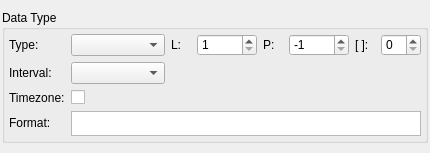
Qt form libpgmodeler_ui/ui/tipopgsqlwidget.ui (pgmodeler/pgmodeler) before a commit.
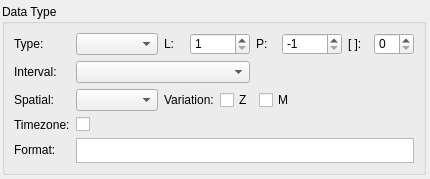
The same form after that commit.

```diff
--- a/libpgmodeler_ui/ui/tipopgsqlwidget.ui
+++ b/libpgmodeler_ui/ui/tipopgsqlwidget.ui
@@ -7,7 +7,7 @@
     <x>0</x>
     <y>0</y>
     <width>430</width>
-    <height>153</height>
+    <height>177</height>
    </rect>
   </property>
   <property name="sizePolicy">
@@ -32,16 +32,25 @@
    <string>Form</string>
   </property>
   <layout class="QGridLayout" name="tipopgsql_grid">
-   <property name="margin">
+   <property name="leftMargin">
     <number>2</number>
    </property>
+   <property name="topMargin">
+    <number>4</number>
+   </property>
+   <property name="rightMargin">
+    <number>4</number>
+   </property>
+   <property name="bottomMargin">
+    <number>4</number>
+   </property>
    <property name="spacing">
     <number>6</number>
    </property>
    <item row="0" column="0">
     <widget class="QGroupBox" name="groupBox">
      <property name="sizePolicy">
-      <sizepolicy hsizetype="Preferred" vsizetype="Fixed">
+      <sizepolicy hsizetype="Preferred" vsizetype="Expanding">
        <horstretch>0</horstretch>
        <verstretch>0</verstretch>
       </sizepolicy>
@@ -56,12 +65,6 @@
       <string>Data Type</string>
      </property>
      <layout class="QGridLayout" name="gridLayout">
-      <property name="margin">
-       <number>4</number>
-      </property>
-      <property name="spacing">
-       <number>6</number>
-      </property>
       <item row="0" column="0">
        <widget class="QLabel" name="tipo_lbl">
         <property name="sizePolicy">
@@ -190,7 +193,7 @@
         </property>
        </widget>
       </item>
-      <item row="0" column="4">
+      <item row="0" column="4" colspan="2">
        <widget class="QLabel" name="precisao_lbl">
         <property name="sizePolicy">
          <sizepolicy hsizetype="Preferred" vsizetype="Fixed">
@@ -226,7 +229,7 @@
         </property>
        </widget>
       </item>
-      <item row="0" column="5">
+      <item row="0" column="6">
        <widget class="QSpinBox" name="precisao_sb">
         <property name="sizePolicy">
          <sizepolicy hsizetype="Preferred" vsizetype="Fixed">
@@ -266,7 +269,7 @@
         </property>
        </widget>
       </item>
-      <item row="0" column="6">
+      <item row="0" column="7">
        <widget class="QLabel" name="dimensao_lbl">
         <property name="sizePolicy">
          <sizepolicy hsizetype="Preferred" vsizetype="Fixed">
@@ -302,7 +305,7 @@
         </property>
        </widget>
       </item>
-      <item row="0" column="7">
+      <item row="0" column="8">
        <widget class="QSpinBox" name="dimensao_sb">
         <property name="sizePolicy">
          <sizepolicy hsizetype="Fixed" vsizetype="Fixed">
@@ -372,29 +375,75 @@
         </property>
        </widget>
       </item>
-      <item row="1" column="1">
-       <widget class="QComboBox" name="tipo_interv_cmb">
+      <item row="2" column="0">
+       <widget class="QLabel" name="tipo_esp_lbl">
         <property name="enabled">
          <bool>true</bool>
         </property>
         <property name="sizePolicy">
-         <sizepolicy hsizetype="Preferred" vsizetype="Fixed">
+         <sizepolicy hsizetype="Fixed" vsizetype="Fixed">
           <horstretch>0</horstretch>
           <verstretch>0</verstretch>
          </sizepolicy>
         </property>
         <property name="minimumSize">
          <size>
-          <width>0</width>
+          <width>55</width>
           <height>0</height>
          </size>
         </property>
+        <property name="maximumSize">
+         <size>
+          <width>55</width>
+          <height>16777215</height>
+         </size>
+        </property>
+        <property name="font">
+         <font>
+          <italic>false</italic>
+         </font>
+        </property>
         <property name="styleSheet">
          <string notr="true">font-weight: normal;</string>
         </property>
+        <property name="text">
+         <string>Spatial:</string>
+        </property>
        </widget>
       </item>
       <item row="3" column="0">
+       <widget class="QLabel" name="timezone_lbl">
+        <property name="styleSheet">
+         <string notr="true">font-weight: normal;</string>
+        </property>
+        <property name="text">
+         <string>Timezone:</string>
+        </property>
+       </widget>
+      </item>
+      <item row="3" column="1">
+       <widget class="QCheckBox" name="timezone_chk">
+        <property name="enabled">
+         <bool>true</bool>
+        </property>
+        <property name="sizePolicy">
+         <sizepolicy hsizetype="Fixed" vsizetype="Fixed">
+          <horstretch>0</horstretch>
+          <verstretch>0</verstretch>
+         </sizepolicy>
+        </property>
+        <property name="layoutDirection">
+         <enum>Qt::LeftToRight</enum>
+        </property>
+        <property name="styleSheet">
+         <string notr="true">font-weight: normal;</string>
+        </property>
+        <property name="text">
+         <string/>
+        </property>
+       </widget>
+      </item>
+      <item row="4" column="0">
        <widget class="QLabel" name="formato_lbl">
         <property name="sizePolicy">
          <sizepolicy hsizetype="Preferred" vsizetype="Fixed">
@@ -422,7 +471,7 @@
         </property>
        </widget>
       </item>
-      <item row="3" column="1" colspan="7">
+      <item row="4" column="1" colspan="8">
        <widget class="QTextEdit" name="formato_txt">
         <property name="maximumSize">
          <size>
@@ -457,35 +506,107 @@
        </widget>
       </item>
       <item row="2" column="1">
-       <widget class="QCheckBox" name="timezone_chk">
+       <widget class="QComboBox" name="tipo_esp_cmb">
         <property name="enabled">
          <bool>true</bool>
         </property>
         <property name="sizePolicy">
-         <sizepolicy hsizetype="Fixed" vsizetype="Fixed">
+         <sizepolicy hsizetype="Preferred" vsizetype="Fixed">
           <horstretch>0</horstretch>
           <verstretch>0</verstretch>
          </sizepolicy>
         </property>
-        <property name="layoutDirection">
-         <enum>Qt::LeftToRight</enum>
+        <property name="minimumSize">
+         <size>
+          <width>0</width>
+          <height>0</height>
+         </size>
         </property>
         <property name="styleSheet">
          <string notr="true">font-weight: normal;</string>
         </property>
-        <property name="text">
-         <string/>
-        </property>
        </widget>
       </item>
-      <item row="2" column="0">
-       <widget class="QLabel" name="timezone_lbl">
+      <item row="2" column="2" colspan="7">
+       <layout class="QHBoxLayout" name="horizontalLayout">
+        <item>
+         <widget class="QLabel" name="variacao_lbl">
+          <property name="enabled">
+           <bool>true</bool>
+          </property>
+          <property name="sizePolicy">
+           <sizepolicy hsizetype="Preferred" vsizetype="Preferred">
+            <horstretch>0</horstretch>
+            <verstretch>0</verstretch>
+           </sizepolicy>
+          </property>
+          <property name="minimumSize">
+           <size>
+            <width>0</width>
+            <height>0</height>
+           </size>
+          </property>
+          <property name="maximumSize">
+           <size>
+            <width>16777215</width>
+            <height>16777215</height>
+           </size>
+          </property>
+          <property name="font">
+           <font>
+            <italic>false</italic>
+           </font>
+          </property>
+          <property name="styleSheet">
+           <string notr="true">font-weight: normal;</string>
+          </property>
+          <property name="text">
+           <string>Variation:</string>
+          </property>
+         </widget>
+        </item>
+        <item>
+         <widget class="QCheckBox" name="var_z_chk">
+          <property name="text">
+           <string>Z</string>
+          </property>
+         </widget>
+        </item>
+        <item>
+         <widget class="QCheckBox" name="var_m_chk">
+          <property name="sizePolicy">
+           <sizepolicy hsizetype="Expanding" vsizetype="Fixed">
+            <horstretch>0</horstretch>
+            <verstretch>0</verstretch>
+           </sizepolicy>
+          </property>
+          <property name="text">
+           <string>M</string>
+          </property>
+         </widget>
+        </item>
+       </layout>
+      </item>
+      <item row="1" column="1" colspan="3">
+       <widget class="QComboBox" name="tipo_interv_cmb">
+        <property name="enabled">
+         <bool>true</bool>
+        </property>
+        <property name="sizePolicy">
+         <sizepolicy hsizetype="Preferred" vsizetype="Fixed">
+          <horstretch>0</horstretch>
+          <verstretch>0</verstretch>
+         </sizepolicy>
+        </property>
+        <property name="minimumSize">
+         <size>
+          <width>0</width>
+          <height>0</height>
+         </size>
+        </property>
         <property name="styleSheet">
          <string notr="true">font-weight: normal;</string>
         </property>
-        <property name="text">
-         <string>Timezone:</string>
-        </property>
        </widget>
       </item>
      </layout>
```
